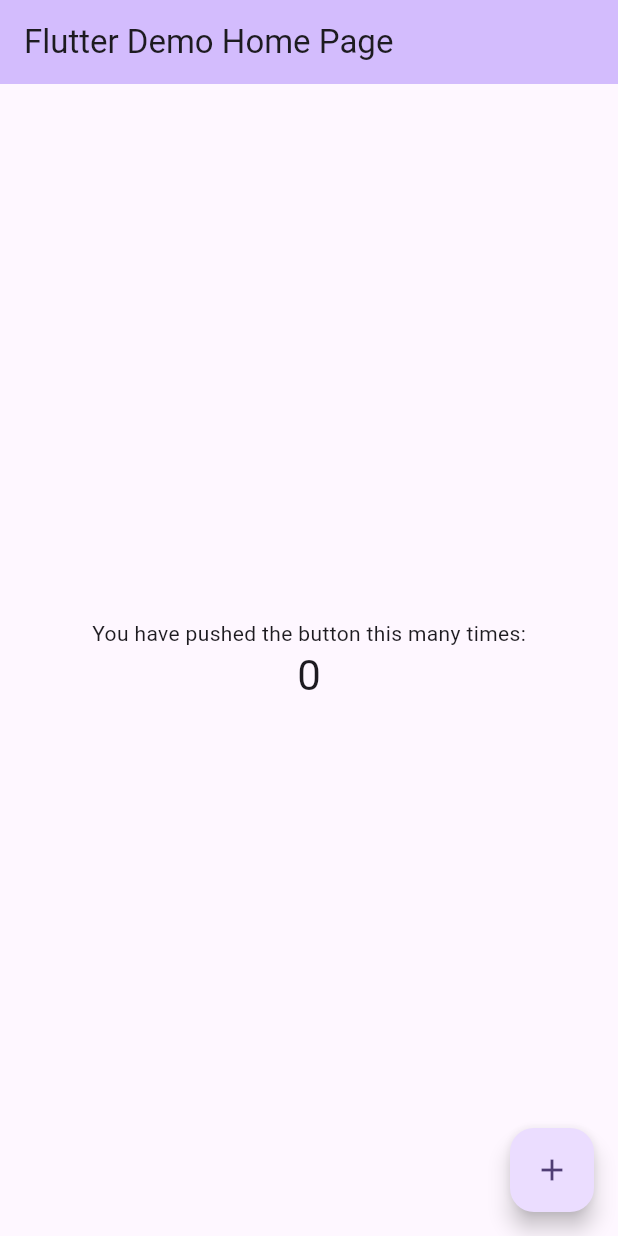
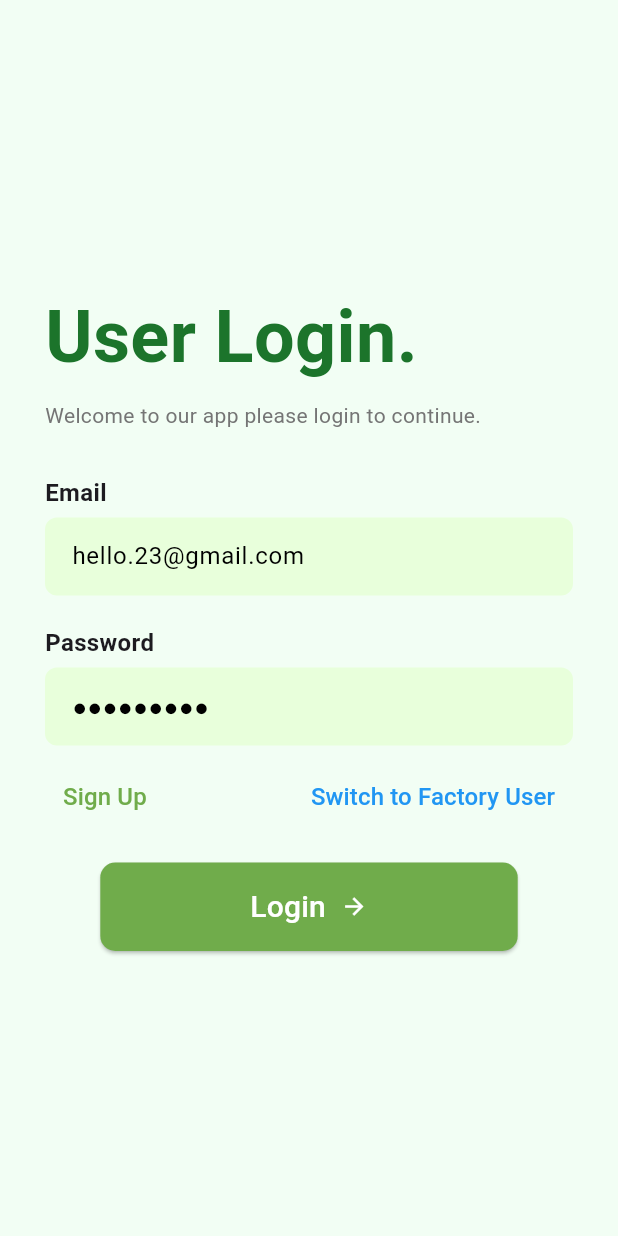
Before and after one commit to Yashwant1105/yantrahackfe, a Flutter app: the screen it shows after launch, on a phone screen of 412 x 824 dp. Run offline on Flutter 3.47's test engine with Material 3 defaults, Android fonts, the phone set to English and light mode, and no system bars.

Commit message:
changed design

```diff
--- a/lib/main.dart
+++ b/lib/main.dart
@@ -1,125 +1,134 @@
 import 'package:flutter/material.dart';
 
 void main() {
-  runApp(const MyApp());
+  runApp(MyApp());
 }
 
 class MyApp extends StatelessWidget {
-  const MyApp({super.key});
-
-  // This widget is the root of your application.
   @override
   Widget build(BuildContext context) {
     return MaterialApp(
-      title: 'Flutter Demo',
-      theme: ThemeData(
-        // This is the theme of your application.
-        //
-        // TRY THIS: Try running your application with "flutter run". You'll see
-        // the application has a purple toolbar. Then, without quitting the app,
-        // try changing the seedColor in the colorScheme below to Colors.green
-        // and then invoke "hot reload" (save your changes or press the "hot
-        // reload" button in a Flutter-supported IDE, or press "r" if you used
-        // the command line to start the app).
-        //
-        // Notice that the counter didn't reset back to zero; the application
-        // state is not lost during the reload. To reset the state, use hot
-        // restart instead.
-        //
-        // This works for code too, not just values: Most code changes can be
-        // tested with just a hot reload.
-        colorScheme: ColorScheme.fromSeed(seedColor: Colors.deepPurple),
-        useMaterial3: true,
-      ),
-      home: const MyHomePage(title: 'Flutter Demo Home Page'),
+      debugShowCheckedModeBanner: false,
+      home: LoginScreen(),
     );
   }
 }
 
-class MyHomePage extends StatefulWidget {
-  const MyHomePage({super.key, required this.title});
-
-  // This widget is the home page of your application. It is stateful, meaning
-  // that it has a State object (defined below) that contains fields that affect
-  // how it looks.
-
-  // This class is the configuration for the state. It holds the values (in this
-  // case the title) provided by the parent (in this case the App widget) and
-  // used by the build method of the State. Fields in a Widget subclass are
-  // always marked "final".
-
-  final String title;
-
-  @override
-  State<MyHomePage> createState() => _MyHomePageState();
-}
-
-class _MyHomePageState extends State<MyHomePage> {
-  int _counter = 0;
-
-  void _incrementCounter() {
-    setState(() {
-      // This call to setState tells the Flutter framework that something has
-      // changed in this State, which causes it to rerun the build method below
-      // so that the display can reflect the updated values. If we changed
-      // _counter without calling setState(), then the build method would not be
-      // called again, and so nothing would appear to happen.
-      _counter++;
-    });
-  }
-
+class LoginScreen extends StatelessWidget {
   @override
   Widget build(BuildContext context) {
-    // This method is rerun every time setState is called, for instance as done
-    // by the _incrementCounter method above.
-    //
-    // The Flutter framework has been optimized to make rerunning build methods
-    // fast, so that you can just rebuild anything that needs updating rather
-    // than having to individually change instances of widgets.
     return Scaffold(
-      appBar: AppBar(
-        // TRY THIS: Try changing the color here to a specific color (to
-        // Colors.amber, perhaps?) and trigger a hot reload to see the AppBar
-        // change color while the other colors stay the same.
-        backgroundColor: Theme.of(context).colorScheme.inversePrimary,
-        // Here we take the value from the MyHomePage object that was created by
-        // the App.build method, and use it to set our appbar title.
-        title: Text(widget.title),
-      ),
-      body: Center(
-        // Center is a layout widget. It takes a single child and positions it
-        // in the middle of the parent.
+      body: Container(
+        width: double.infinity,
+        height: double.infinity,
+        decoration: BoxDecoration(
+          color: Color.fromARGB(255, 242, 254, 244),
+        ),
+        padding: EdgeInsets.symmetric(horizontal: 30),
         child: Column(
-          // Column is also a layout widget. It takes a list of children and
-          // arranges them vertically. By default, it sizes itself to fit its
-          // children horizontally, and tries to be as tall as its parent.
-          //
-          // Column has various properties to control how it sizes itself and
-          // how it positions its children. Here we use mainAxisAlignment to
-          // center the children vertically; the main axis here is the vertical
-          // axis because Columns are vertical (the cross axis would be
-          // horizontal).
-          //
-          // TRY THIS: Invoke "debug painting" (choose the "Toggle Debug Paint"
-          // action in the IDE, or press "p" in the console), to see the
-          // wireframe for each widget.
+          crossAxisAlignment: CrossAxisAlignment.start,
           mainAxisAlignment: MainAxisAlignment.center,
-          children: <Widget>[
-            const Text(
-              'You have pushed the button this many times:',
+          children: [
+            Text(
+              'User Login.',
+              style: TextStyle(
+                  fontSize: 48,
+                  fontWeight: FontWeight.bold,
+                  color: Color.fromARGB(255, 28, 116, 43)),
             ),
+            SizedBox(height: 8),
             Text(
-              '$_counter',
-              style: Theme.of(context).textTheme.headlineMedium,
+              'Welcome to our app please login to continue.',
+              style: TextStyle(
+                color: Colors.grey.shade600,
+                fontSize: 14,
+              ),
+            ),
+            SizedBox(height: 30),
+            buildInputField('Email', 'hello.23@gmail.com'),
+            SizedBox(height: 20),
+            buildInputField('Password', '●●●●●●●●●', obscureText: true),
+            SizedBox(height: 10),
+            Row(
+              mainAxisAlignment: MainAxisAlignment.spaceBetween,
+              children: [
+                TextButton(
+                  onPressed: () {},
+                  child: Text(
+                    'Sign Up',
+                    style: TextStyle(
+                      color: Color.fromRGBO(112, 172, 75, 1),
+                      fontSize: 16,
+                    ),
+                  ),
+                ),
+                TextButton(
+                  onPressed: () {},
+                  child: Text(
+                    'Switch to Factory User',
+                    style: TextStyle(
+                      color: Colors.blue,
+                      fontSize: 16,
+                    ),
+                  ),
+                ),
+              ],
+            ),
+            SizedBox(height: 20),
+            Center(
+              child: ElevatedButton(
+                style: ElevatedButton.styleFrom(
+                  backgroundColor: Color.fromRGBO(112, 172, 75, 1),
+                  padding: EdgeInsets.symmetric(horizontal: 100, vertical: 15),
+                  shape: RoundedRectangleBorder(
+                    borderRadius: BorderRadius.circular(10),
+                  ),
+                ),
+                onPressed: () {},
+                child: Row(
+                  mainAxisSize: MainAxisSize.min,
+                  children: [
+                    Text(
+                      'Login',
+                      style: TextStyle(fontSize: 20, color: Colors.white),
+                    ),
+                    SizedBox(width: 10),
+                    Icon(Icons.arrow_forward, color: Colors.white),
+                  ],
+                ),
+              ),
             ),
           ],
         ),
       ),
-      floatingActionButton: FloatingActionButton(
-        onPressed: _incrementCounter,
-        tooltip: 'Increment',
-        child: const Icon(Icons.add),
-      ), // This trailing comma makes auto-formatting nicer for build methods.
+    );
+  }
+
+  Widget buildInputField(String label, String hint,
+      {bool obscureText = false}) {
+    return Column(
+      crossAxisAlignment: CrossAxisAlignment.start,
+      children: [
+        Text(
+          label,
+          style: TextStyle(fontSize: 16, fontWeight: FontWeight.bold),
+        ),
+        SizedBox(height: 5),
+        TextField(
+          obscureText: obscureText,
+          decoration: InputDecoration(
+            filled: true,
+            fillColor: Color.fromRGBO(232, 255, 219, 1),
+            border: OutlineInputBorder(
+              borderRadius: BorderRadius.circular(8),
+              borderSide: BorderSide.none,
+            ),
+            contentPadding: EdgeInsets.symmetric(horizontal: 14, vertical: 14),
+            hintText: hint,
+            hintStyle: TextStyle(fontSize: 16, color: Colors.black),
+          ),
+        ),
+      ],
     );
   }
 }
```
Also changed, not shown: pubspec.lock (added), 7 other files.
